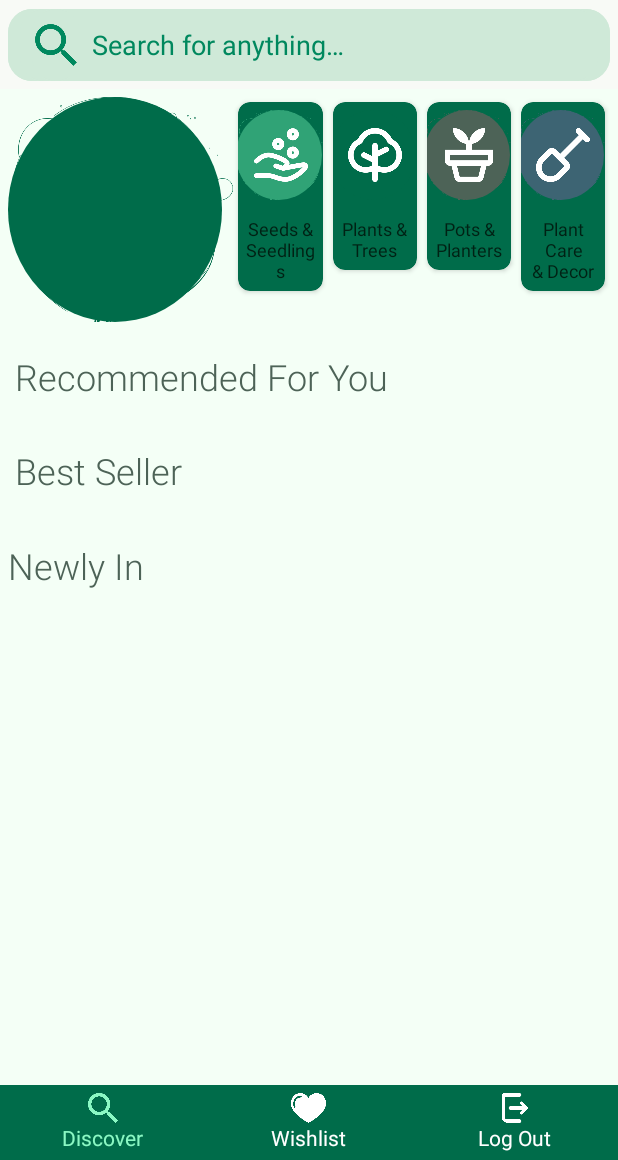
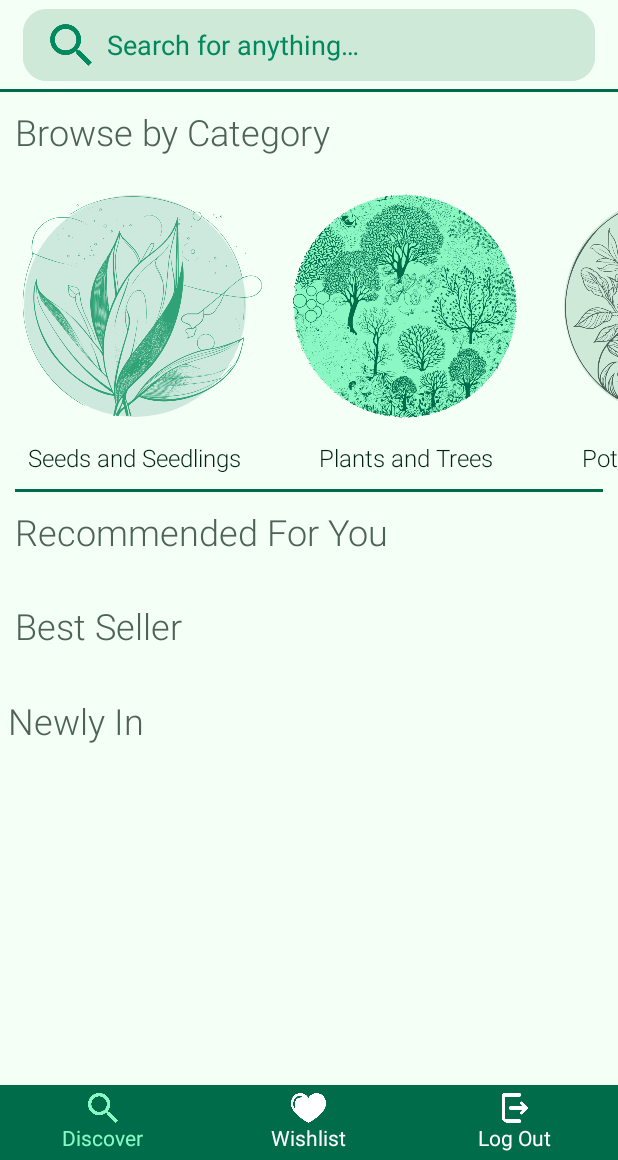
Before and after one commit to GauriRaj/softeng306, an Android app: the MainActivity screen opened directly, with no data from a screen before it, on a phone screen of 412 x 824 dp, the part 76-1236 px from its top. Run offline under Robolectric (Android 15) with nearby library versions, the phone set to English and light mode, and no system bars; our stand-ins replace Firebase (no records; nobody signed in at launch, a user with empty details on screens opened directly).

Commit message:
Item category button aesthetics revised, other aesthetic tweaks to main activity

```diff
--- a/app/src/main/java/com/softeng306team15/plantoid/Activities/MainActivity.java
+++ b/app/src/main/java/com/softeng306team15/plantoid/Activities/MainActivity.java
@@ -12,6 +12,7 @@ import android.os.Bundle;
 import android.util.Log;
 import android.view.View;
 import android.widget.LinearLayout;
+import android.widget.RelativeLayout;
 import android.widget.SearchView;
 import android.widget.TextView;
 import android.widget.Toast;
@@ -38,7 +39,7 @@ import java.util.List;
 public class MainActivity extends AppCompatActivity {
 
     private class ViewHolder {
-        CardView seedsCardView, plantsCardView, plantersCardView, careCardView;
+        RelativeLayout seedsCardView, plantsCardView, plantersCardView, careCardView;
         LinearLayout discoverButton, wishlistButton, logoutButton;
         SearchView searchBar;
         TextView usernameText;
--- a/app/src/main/res/drawable/category_button_background.xml
+++ b/app/src/main/res/drawable/category_button_background.xml
@@ -2,15 +2,10 @@
 <ripple xmlns:android="http://schemas.android.com/apk/res/android"
     android:color="@android:color/white">
     <item>
-        <inset android:insetRight="5%p">
+        <inset android:inset="9%p">
             <shape android:shape="oval">
                 <solid android:color="@color/md_theme_Secondary90"/>
             </shape>
         </inset>
     </item>
-    <item>
-        <inset android:insetLeft="1%p">
-            <bitmap android:src="@drawable/category_art_seeds"/>
-        </inset>
-    </item>
 </ripple>
--- a/app/src/main/res/layout/activity_main.xml
+++ b/app/src/main/res/layout/activity_main.xml
@@ -14,7 +14,6 @@
     <RelativeLayout
         android:layout_width="match_parent"
         android:layout_height="110dp"
-        android:background="@color/md_theme_light_surface"
         android:paddingHorizontal="5dp"
         android:paddingTop="5dp"
         android:paddingBottom="5dp">
@@ -66,9 +65,13 @@
             android:layout_centerHorizontal="true"
             android:maxWidth="500dp"
             android:queryHint="@string/searchBarPrompt"
+            android:layout_marginHorizontal="10dp"
             android:theme="@style/globalSearchBar" />
     </RelativeLayout>
-
+    <View
+        android:layout_width="match_parent"
+        android:layout_height="2dp"
+        android:background="?attr/colorPrimary"/>
     <!-- Main Scrolling Section -->
     <ScrollView
         android:layout_width="match_parent"
@@ -80,180 +83,135 @@
             android:layout_width="match_parent"
             android:layout_height="wrap_content"
             android:orientation="vertical">
+            <TextView
+                android:layout_width="wrap_content"
+                android:layout_height="wrap_content"
+                android:text="Browse by Category"
+                android:layout_margin="10dp"
+                style="@style/mainRecyclerViewTitleTextView"/>
             <!-- Category Buttons -->
-            <LinearLayout
-                android:layout_width="match_parent"
+            <HorizontalScrollView
+                android:layout_width="wrap_content"
                 android:layout_height="wrap_content"
-                android:paddingTop="5dp"
-                android:paddingLeft="5dp"
-                android:paddingRight="5dp">
-
-                <RelativeLayout
-                    android:layout_width="150dp"
-                    android:layout_height="150dp">
-                    <Button
-                        android:layout_width="wrap_content"
+                android:scrollbars="none">
+                <LinearLayout
+                    android:layout_width="wrap_content"
+                    android:layout_height="wrap_content">
+                    <LinearLayout
+                        android:layout_width="180dp"
                         android:layout_height="wrap_content"
-                        android:background="@drawable/category_button_background"
-                        android:backgroundTint="@color/md_theme_Secondary90"/>
-                </RelativeLayout>
-
-                <androidx.cardview.widget.CardView
-                    android:id="@+id/seeds_category_card"
-                    xmlns:card_view="http://schemas.android.com/apk/res-auto"
-                    style="@style/item_card_main"
-                    android:layout_width="wrap_content"
-                    android:layout_height="wrap_content"
-                    android:layout_margin="3dp"
-                    android:layout_weight="1">
-
+                        android:orientation="vertical">
+                        <RelativeLayout
+                            android:id="@+id/seeds_category_card"
+                            android:layout_width="180dp"
+                            android:layout_height="180dp"
+                            android:background="@drawable/category_button_background"
+                            android:backgroundTint="@color/md_theme_Secondary90"
+                            android:clickable="true">
+                            <ImageView
+                                android:layout_width="wrap_content"
+                                android:layout_height="wrap_content"
+                                android:src="@drawable/category_art_seeds"/>
+                        </RelativeLayout>
+                        <TextView
+                            android:layout_width="wrap_content"
+                            android:layout_height="wrap_content"
+                            android:paddingHorizontal="10dp"
+                            android:text="Seeds and Seedlings"
+                            android:textAlignment="center"
+                            android:layout_gravity="center"
+                            style="@style/categoryTextView"/>
+                    </LinearLayout>
                     <LinearLayout
                         android:layout_width="wrap_content"
                         android:layout_height="wrap_content"
-                        android:layout_gravity="center"
                         android:orientation="vertical">
-
-                        <androidx.appcompat.widget.AppCompatImageView
-                            android:layout_width="60dp"
-                            android:layout_height="60dp"
-                            android:layout_gravity="center"
-                            android:layout_margin="5dp"
+                        <RelativeLayout
+                            android:id="@+id/plants_category_card"
+                            android:layout_width="180dp"
+                            android:layout_height="180dp"
                             android:background="@drawable/category_button_background"
-                            android:backgroundTint="@color/md_theme_Primary60"
-                            android:src="@drawable/seeds_icon"
-                            android:padding="12dp"/>
-
+                            android:backgroundTint="@color/md_theme_light_primaryContainer"
+                            android:clickable="true">
+                            <ImageView
+                                android:layout_width="wrap_content"
+                                android:layout_height="wrap_content"
+                                android:src="@drawable/category_art_plants" />
+                        </RelativeLayout>
                         <TextView
                             android:layout_width="wrap_content"
                             android:layout_height="wrap_content"
+                            android:paddingHorizontal="10dp"
+                            android:text="Plants and Trees"
+                            android:textAlignment="center"
                             android:layout_gravity="center"
-                            android:layout_margin="5dp"
-                            android:text="Seeds &amp;\nSeedlings"
-                            android:textAlignment="center"
                             style="@style/categoryTextView"/>
                     </LinearLayout>
-
-                </androidx.cardview.widget.CardView>
-
-                <androidx.cardview.widget.CardView
-                    android:id="@+id/plants_category_card"
-                    style="@style/item_card_main"
-                    android:layout_width="wrap_content"
-                    android:layout_height="wrap_content"
-                    android:layout_margin="3dp"
-                    android:layout_weight="1"
-                    >
-
                     <LinearLayout
                         android:layout_width="wrap_content"
                         android:layout_height="wrap_content"
-                        android:layout_gravity="center"
                         android:orientation="vertical">
-
-                        <androidx.appcompat.widget.AppCompatImageView
-                            android:layout_width="60dp"
-                            android:layout_height="60dp"
-                            android:layout_gravity="center"
-                            android:layout_margin="5dp"
+                        <RelativeLayout
+                            android:id="@+id/planters_category_card"
+                            android:layout_width="180dp"
+                            android:layout_height="180dp"
                             android:background="@drawable/category_button_background"
-                            android:backgroundTint="@color/md_theme_light_primary"
-                            android:src="@drawable/tree_icon"
-                            android:padding="12dp"/>
-
+                            android:backgroundTint="@color/md_theme_light_secondaryContainer"
+                            android:clickable="true">
+                            <ImageView
+                                android:layout_width="wrap_content"
+                                android:layout_height="wrap_content"
+                                android:src="@drawable/category_art_pots"/>
+                        </RelativeLayout>
                         <TextView
                             android:layout_width="wrap_content"
                             android:layout_height="wrap_content"
+                            android:paddingHorizontal="10dp"
+                            android:text="Pots and Planters"
+                            android:textAlignment="center"
                             android:layout_gravity="center"
-                            android:layout_margin="5dp"
-                            android:text="Plants &amp;\nTrees"
-                            android:textAlignment="center"
                             style="@style/categoryTextView"/>
                     </LinearLayout>
-
-                </androidx.cardview.widget.CardView>
-
-                <androidx.cardview.widget.CardView
-                    android:id="@+id/planters_category_card"
-                    style="@style/item_card_main"
-                    android:layout_width="wrap_content"
-                    android:layout_height="wrap_content"
-                    android:layout_margin="3dp"
-                    android:layout_weight="1">
-
                     <LinearLayout
                         android:layout_width="wrap_content"
                         android:layout_height="wrap_content"
+                        android:orientation="vertical">
+                        <RelativeLayout
+                            android:id="@+id/care_category_card"
+                            android:layout_width="180dp"
+                            android:layout_height="180dp"
+                            android:background="@drawable/category_button_background"
+                            android:backgroundTint="@color/md_theme_light_tertiaryContainer"
+                            android:clickable="true">
+                            <ImageView
+                                android:layout_width="wrap_content"
+                                android:layout_height="wrap_content"
+                                android:src="@drawable/category_art_care"/>
+                        </RelativeLayout><TextView
+                        android:layout_width="wrap_content"
+                        android:layout_height="wrap_content"
+                        android:paddingHorizontal="10dp"
+                        android:text="Plant Care and Decor"
+                        android:textAlignment="center"
                         android:layout_gravity="center"
-                        android:orientation="vertical">
+                        style="@style/categoryTextView"/>
 
-                        <androidx.appcompat.widget.AppCompatImageView
-                            android:layout_width="60dp"
-                            android:layout_height="60dp"
-                            android:layout_gravity="center"
-                            android:layout_margin="5dp"
-                            android:background="@drawable/category_button_background"
-                            android:backgroundTint="@color/md_theme_light_secondary"
-                            android:src="@drawable/planter_icon"
-                            android:padding="12dp"/>
-
-                        <TextView
-                            android:layout_width="wrap_content"
-                            android:layout_height="wrap_content"
-                            android:layout_gravity="center"
-                            android:layout_margin="5dp"
-                            android:text="Pots &amp;\nPlanters"
-                            android:textAlignment="center"
-                            style="@style/categoryTextView"/>
                     </LinearLayout>
 
-                </androidx.cardview.widget.CardView>
+                </LinearLayout>
+            </HorizontalScrollView>
 
-                <androidx.cardview.widget.CardView
-                    android:id="@+id/care_category_card"
-                    style="@style/item_card_main"
-                    android:layout_width="wrap_content"
-                    android:layout_height="wrap_content"
-                    android:layout_margin="3dp"
-                    android:layout_weight="1">
-
-                    <LinearLayout
-                        android:layout_width="wrap_content"
-                        android:layout_height="wrap_content"
-                        android:layout_gravity="center"
-                        android:orientation="vertical">
-
-                        <androidx.appcompat.widget.AppCompatImageView
-                            android:layout_width="60dp"
-                            android:layout_height="60dp"
-                            android:layout_gravity="center"
-                            android:layout_margin="5dp"
-                            android:background="@drawable/category_button_background"
-                            android:backgroundTint="@color/md_theme_light_tertiary"
-                            android:src="@drawable/tools_icon"
-                            android:padding="12dp"/>
-
-                        <TextView
-                            android:layout_width="wrap_content"
-                            android:layout_height="wrap_content"
-                            android:layout_gravity="center"
-                            android:layout_margin="5dp"
-                            android:text="Plant Care\n&amp; Decor"
-                            android:textAlignment="center"
-                            style="@style/categoryTextView"/>
-                    </LinearLayout>
-
-                </androidx.cardview.widget.CardView>
-            </LinearLayout>
-
-            <!-- Example of a side-scrolling list of item cards -->
-
-            <!-- TODO implement these RecyclerViews for real items -->
+            <View
+                android:layout_width="match_parent"
+                android:layout_height="2dp"
+                android:background="?attr/colorPrimary"
+                android:layout_marginTop="10dp"
+                android:layout_marginHorizontal="10dp"/>
             <TextView
                 android:layout_width="match_parent"
                 android:layout_height="wrap_content"
                 android:layout_margin="10dp"
                 android:text="Recommended For You"
-                android:paddingTop="10dp"
                 style="@style/mainRecyclerViewTitleTextView"/>
 
             <androidx.recyclerview.widget.RecyclerView
--- a/app/src/main/res/values/themes.xml
+++ b/app/src/main/res/values/themes.xml
@@ -70,7 +70,8 @@
     </style>
 
     <style name="categoryTextView" parent="textViewOnSurface">
-        <item name="android:textSize">12sp</item>
+        <item name="android:textSize">16sp</item>
+        <item name="android:fontFamily">sans-serif-light</item>
     </style>
 
     <style name="detailTitleTextView" parent="textViewOnSurface">
```
Also changed, not shown: app/src/main/res/drawable/category_art_care.png, app/src/main/res/drawable/category_art_plants.png, app/src/main/res/drawable/category_art_pots.png, app/src/main/res/drawable/category_art_seeds.png.
